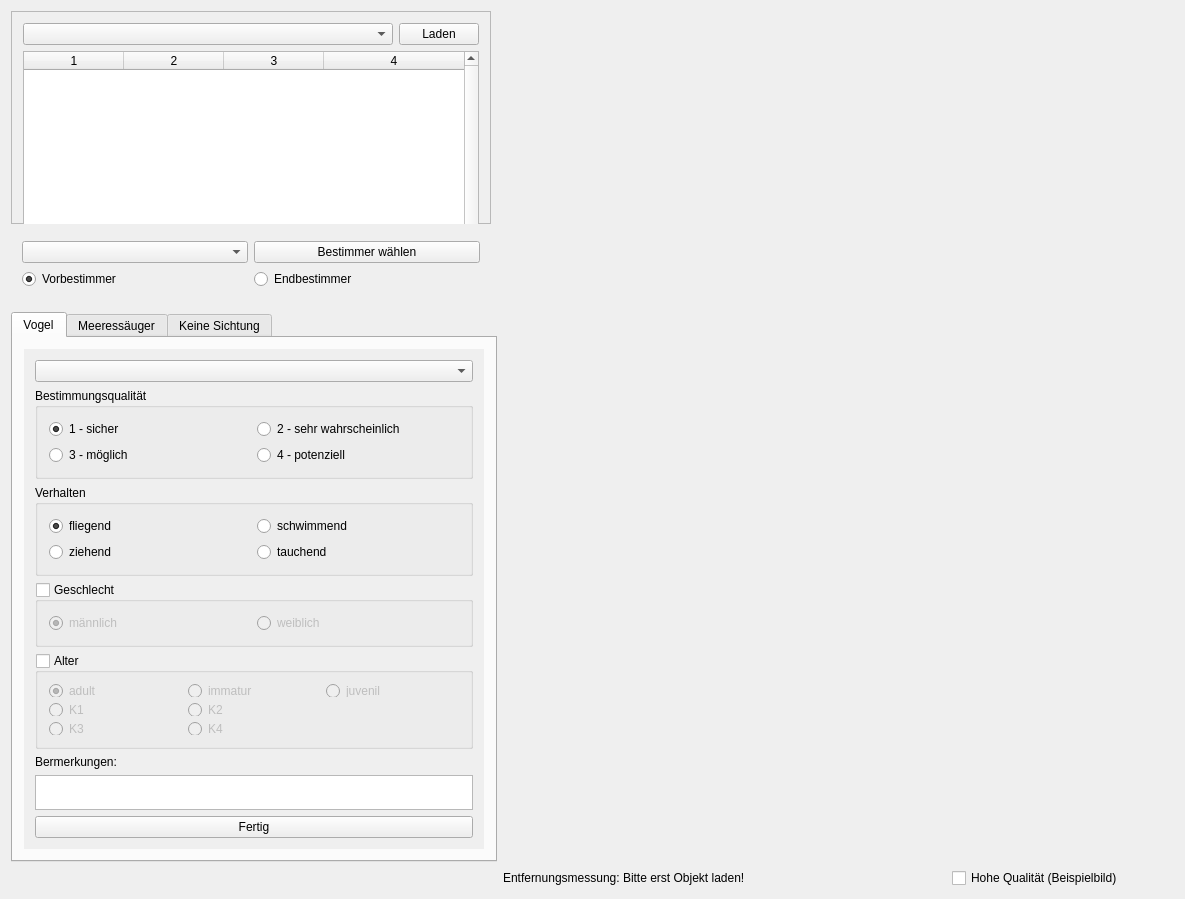
Above: mainwindow.ui from ifaoe/2014-10-Bird-View before the change. Below: the same form after it.
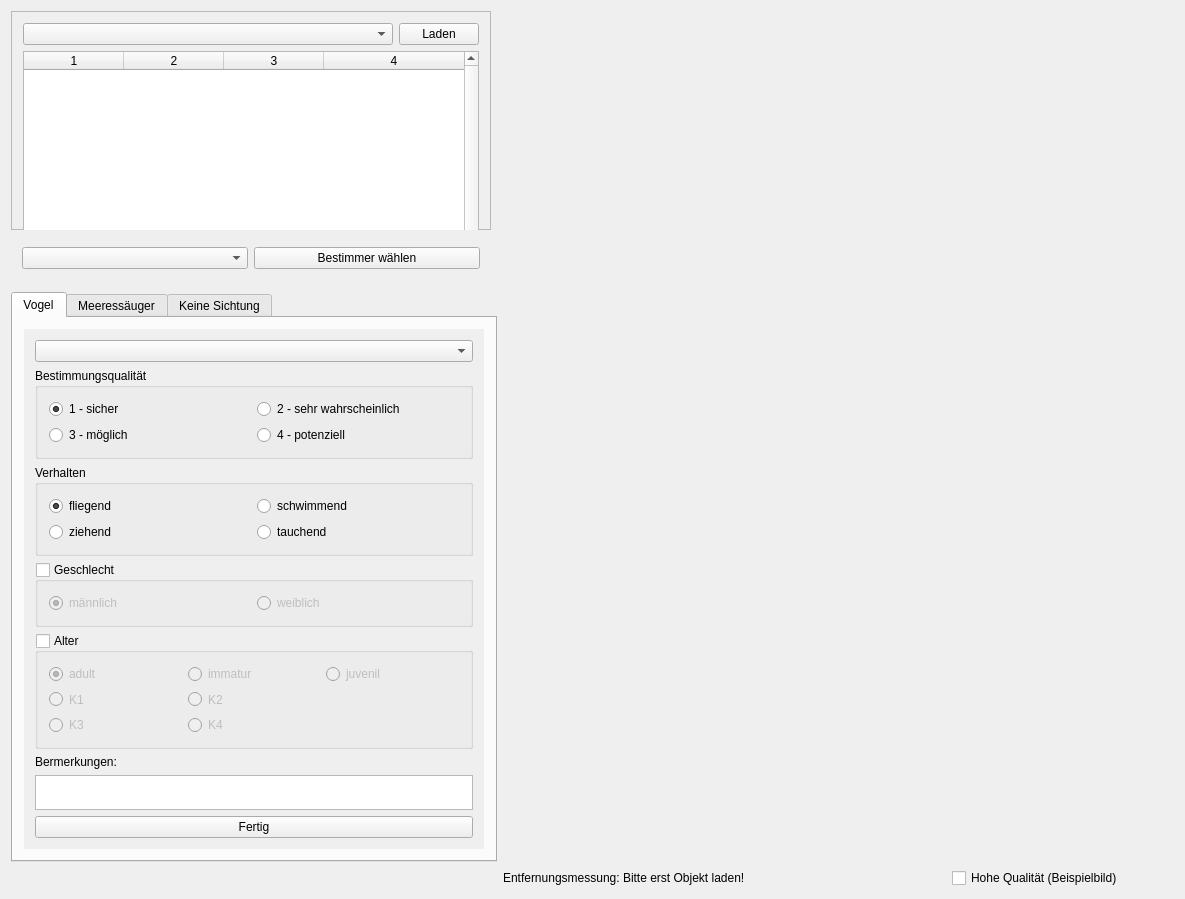
That is the form after the change.

Commit message: Preselection Vor und Endbestimmer Markierung betrachteter Bilder nach Nutzer.

Diff of the .ui file:
```diff
--- a/mainwindow.ui
+++ b/mainwindow.ui
@@ -123,38 +123,9 @@
        </size>
       </property>
       <layout class="QGridLayout" name="gridLayout_12">
-       <item row="1" column="0">
-        <widget class="QRadioButton" name="rbPreCensor">
-         <property name="text">
-          <string>Vorbestimmer</string>
-         </property>
-         <property name="checked">
-          <bool>true</bool>
-         </property>
-         <property name="dbvalue" stdset="0">
-          <string>1</string>
-         </property>
-         <attribute name="buttonGroup">
-          <string notr="true">btngCensor</string>
-         </attribute>
-        </widget>
-       </item>
        <item row="0" column="0">
         <widget class="QComboBox" name="cmbUsers"/>
        </item>
-       <item row="1" column="1">
-        <widget class="QRadioButton" name="rbEndCensor">
-         <property name="text">
-          <string>Endbestimmer</string>
-         </property>
-         <property name="dbvalue" stdset="0">
-          <string>2</string>
-         </property>
-         <attribute name="buttonGroup">
-          <string notr="true">btngCensor</string>
-         </attribute>
-        </widget>
-       </item>
        <item row="0" column="1">
         <widget class="QPushButton" name="btnUserSelect">
          <property name="text">
@@ -176,7 +147,7 @@
       <property name="minimumSize">
        <size>
         <width>480</width>
-        <height>550</height>
+        <height>570</height>
        </size>
       </property>
       <property name="tabShape">
@@ -222,7 +193,7 @@
              <x>0</x>
              <y>0</y>
              <width>460</width>
-             <height>501</height>
+             <height>521</height>
             </rect>
            </property>
            <property name="sizePolicy">
```
The commit also changes 6 other files.
